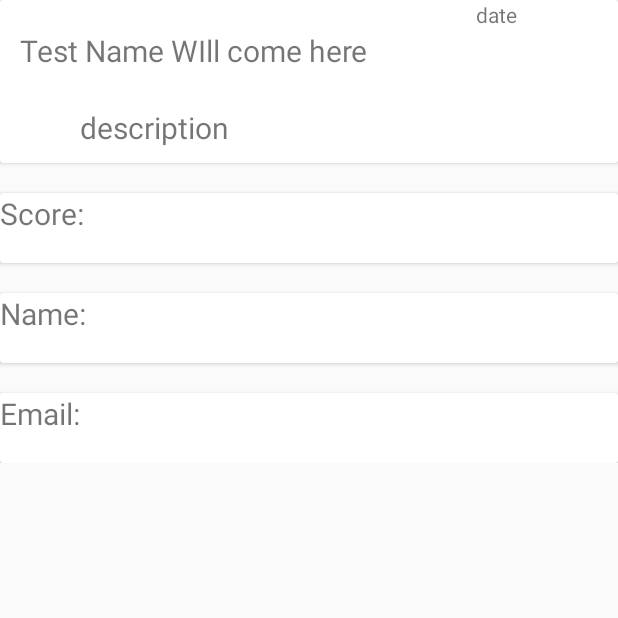
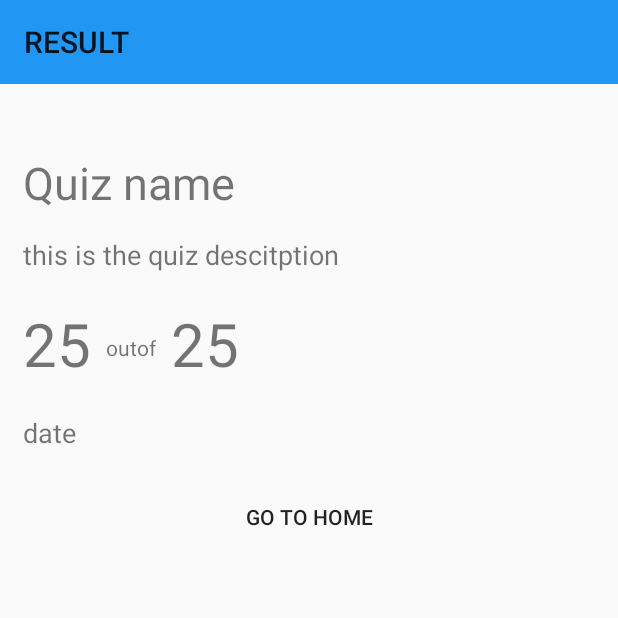
Before and after one commit to viveks77/PocketTest-Client, an Android app: the ResultsActivity screen opened directly, with no data from a screen before it, on a phone screen of 412 x 824 dp, the top half of it. Run offline under Robolectric (Android 15) with nearby library versions, the phone set to English and light mode, and no system bars; Roboto replaces fonts that are not available here; 6 statements that could not run were skipped.

Commit message:
Wired up ResultsActivity.java with server.

```diff
--- a/app/src/main/java/com/example/pockettest/Activites/ResultsActivity.java
+++ b/app/src/main/java/com/example/pockettest/Activites/ResultsActivity.java
@@ -7,29 +7,46 @@ import android.widget.Button;
 import android.widget.RadioButton;
 import android.widget.RadioGroup;
 import android.widget.TextView;
+import android.widget.Toolbar;
 
+import com.example.pockettest.Model.Quiz;
+import com.example.pockettest.Model.UserQuiz;
 import com.example.pockettest.R;
 
 public class ResultsActivity extends AppCompatActivity {
+
+    private Toolbar toolbar;
+    private TextView quiz_name;
+    private TextView quiz_desc;
+    private TextView user_score;
+    private TextView quiz_marks;
+    private TextView given_date;
+    private Button go_to;
+    private Bundle bundle;
+    private Quiz quiz;
+    private UserQuiz userQuiz;
 
     @Override
     protected void onCreate(Bundle savedInstanceState) {
         super.onCreate(savedInstanceState);
         setContentView(R.layout.activity_results);
-        TextView tv;
-        Button btnNext;
-        RadioGroup rg;
-        RadioButton rb1, rb2, rb3,rb4;
 
+        toolbar = findViewById(R.id.result_toolbar);
+        toolbar.setTitle("RESULT");
+        setActionBar(toolbar);
+        quiz_name = findViewById(R.id.result_quiz_name);
+        quiz_desc = findViewById(R.id.result_quiz_desc);
+        quiz_marks = findViewById(R.id.result_quiz_score);
+        user_score = findViewById(R.id.result_user_score);
+        given_date = findViewById(R.id.result_given_date);
 
+        bundle = getIntent().getExtras();
+        quiz = (Quiz) bundle.getSerializable("quiz");
+        userQuiz =  (UserQuiz) bundle.getSerializable("userquiz");
 
-            tv = (TextView) findViewById(R.id.test_question);
-            rb1 = (RadioButton) findViewById(R.id.test_answer_1);
-            rb2 = (RadioButton) findViewById(R.id.test_answer_2);
-            rb3 = (RadioButton) findViewById(R.id.test_answer_3);
-            rb4 =(RadioButton)findViewById(R.id.test_answer_4);
-
-
-
+        quiz_name.setText(quiz.getTitle());
+        quiz_desc.setText(quiz.getDescription());
+        quiz_marks.setText(quiz.getTotal_marks());
+        user_score.setText(userQuiz.getUser_score());
     }
 }
--- a/app/src/main/java/com/example/pockettest/Adapters/OnListAdapter.java
+++ b/app/src/main/java/com/example/pockettest/Adapters/OnListAdapter.java
@@ -11,6 +11,7 @@ import androidx.annotation.NonNull;
 import androidx.recyclerview.widget.RecyclerView;
 
 import com.example.pockettest.Activites.MainTest;
+import com.example.pockettest.Activites.StartTest;
 import com.example.pockettest.Model.Quiz;
 import com.example.pockettest.R;
 
@@ -62,8 +63,8 @@ public class OnListAdapter extends RecyclerView.Adapter<OnListAdapter.OnViewHold
         @Override
         public void onClick(View v) {
             Quiz quiz = quiz_list.get(getAdapterPosition());
-            Intent intent = new Intent(context, MainTest.class);
-            intent.putExtra("Quiz", quiz);
+            Intent intent = new Intent(context, StartTest.class);
+            intent.putExtra("quiz", quiz);
             context.startActivity(intent);
         }
     }
--- a/app/src/main/java/com/example/pockettest/Adapters/UpListAdapter.java
+++ b/app/src/main/java/com/example/pockettest/Adapters/UpListAdapter.java
@@ -11,6 +11,7 @@ import androidx.annotation.NonNull;
 import androidx.recyclerview.widget.RecyclerView;
 
 import com.example.pockettest.Activites.MainActivity;
+import com.example.pockettest.Activites.StartTest;
 import com.example.pockettest.Model.Quiz;
 import com.example.pockettest.R;
 
@@ -63,8 +64,8 @@ public class UpListAdapter extends RecyclerView.Adapter<UpListAdapter.UpViewHold
         @Override
         public void onClick(View v) {
             Quiz quiz = quiz_list.get(getAdapterPosition());
-            Intent intent = new Intent(context, MainActivity.class);
-            intent.putExtra("pk", quiz.getPrimary_key());
+            Intent intent = new Intent(context, StartTest.class);
+            intent.putExtra("quiz", quiz);
             context.startActivity(intent);
         }
     }
--- a/app/src/main/java/com/example/pockettest/Model/Quiz.java
+++ b/app/src/main/java/com/example/pockettest/Model/Quiz.java
@@ -37,7 +37,7 @@ public class Quiz implements Serializable {
     }
 
     public void setTotal_marks(String total_marks) {
-        this.total_marks = "Marks :  " + total_marks;
+        this.total_marks = total_marks;
     }
 
     public String getPrimary_key() {
--- a/app/src/main/res/layout/activity_results.xml
+++ b/app/src/main/res/layout/activity_results.xml
@@ -2,134 +2,85 @@
 <LinearLayout xmlns:android="http://schemas.android.com/apk/res/android"
     xmlns:app="http://schemas.android.com/apk/res-auto"
     android:layout_width="match_parent"
-    android:layout_height="wrap_content"
+    android:layout_height="match_parent"
     android:orientation="vertical">
-
-    <androidx.cardview.widget.CardView
+    <Toolbar
+        android:id="@+id/result_toolbar"
         android:layout_width="match_parent"
         android:layout_height="wrap_content"
-        android:textAlignment="center"
-        android:padding="16dp"
+        android:background="@color/colorPrimary">
+
+    </Toolbar>
+    <RelativeLayout
+        android:layout_width="match_parent"
+        android:layout_height="wrap_content"
+        android:layout_marginTop="20dp"
+        android:layout_marginHorizontal="15dp"
         >
-
-        <RelativeLayout
-            android:layout_width="match_parent"
-            android:layout_height="wrap_content"
-            android:layout_gravity="center">
+            <TextView
+                android:id="@+id/result_quiz_name"
+                android:layout_width="wrap_content"
+                android:layout_height="wrap_content"
+                android:text="Quiz name"
+                android:layout_marginTop="25dp"
+                android:textSize="30sp"
+                />
+            <TextView
+                android:id="@+id/result_quiz_desc"
+                android:layout_width="wrap_content"
+                android:layout_height="wrap_content"
+                android:layout_below="@+id/result_quiz_name"
+                android:textSize="18sp"
+                android:text="this is the quiz descitption "
+                android:layout_marginTop="15dp"/>
 
             <TextView
-                android:id="@+id/test_name"
+                android:id="@+id/result_user_score"
                 android:layout_width="wrap_content"
                 android:layout_height="wrap_content"
-                android:layout_alignParentStart="true"
-                android:layout_alignParentTop="true"
-                android:layout_alignParentEnd="true"
-                android:layout_gravity="center"
-                android:layout_marginStart="11dp"
+                android:layout_below="@+id/result_quiz_desc"
                 android:layout_marginTop="20dp"
-                android:layout_marginEnd="165dp"
-                android:layout_marginBottom="10dp"
-                android:gravity="center"
-                android:text="Test Name WIll come here"
-                android:textAlignment="center"
-                android:textSize="20dp" />
+                android:textSize="40sp"
+                android:text="25"/>
 
             <TextView
-                android:id="@+id/date_score"
+                android:id="@+id/result_placeholder"
                 android:layout_width="wrap_content"
                 android:layout_height="wrap_content"
-                android:layout_alignEnd="@+id/test_name"
-                android:layout_marginEnd="-98dp"
-                android:text="date" />
+                android:layout_toEndOf="@+id/result_user_score"
+                android:layout_below="@+id/result_quiz_desc"
+                android:layout_marginTop="40dp"
+                android:layout_marginLeft="10dp"
+                android:text="outof" />
 
             <TextView
-                android:id="@+id/testdesc_score"
+                android:id="@+id/result_quiz_score"
                 android:layout_width="wrap_content"
                 android:layout_height="wrap_content"
-                android:layout_below="@+id/test_name"
-                android:layout_alignParentStart="true"
-                android:layout_alignParentEnd="true"
-                android:layout_marginStart="53dp"
-                android:layout_marginTop="14dp"
-                android:layout_marginEnd="258dp"
-                android:layout_marginBottom="10dp"
-                android:text="description"
-                android:textSize="20dp" />
+                android:layout_toEndOf="@+id/result_placeholder"
+                android:layout_below="@+id/result_quiz_desc"
+                android:layout_marginTop="20dp"
+                android:layout_marginLeft="10dp"
+                android:text="25"
+                android:textSize="40sp"/>
+            <TextView
+                android:id="@+id/result_given_date"
+                android:layout_width="wrap_content"
+                android:layout_height="wrap_content"
+                android:layout_below="@+id/result_user_score"
+                android:layout_marginTop="20dp"
+                android:textSize="18sp"
+                android:text="date" />
+    </RelativeLayout>
 
-
-        </RelativeLayout>
-    </androidx.cardview.widget.CardView>
-
-    <androidx.cardview.widget.CardView
+    <Button
         android:layout_width="match_parent"
         android:layout_height="wrap_content"
-        android:layout_marginTop="20dp">
-
-        <RelativeLayout
-            android:layout_width="match_parent"
-            android:layout_height="wrap_content">
-
-            <TextView
-                android:id="@+id/scr"
-                android:layout_width="match_parent"
-                android:layout_height="wrap_content"
-                android:textSize="20dp"
-                android:text="Score:"></TextView>
-
-            <TextView
-                android:id="@+id/score"
-                android:layout_width="match_parent"
-                android:layout_height="wrap_content"
-                android:layout_below="@+id/scr"></TextView>
-        </RelativeLayout>
-    </androidx.cardview.widget.CardView>
-
-
-    <androidx.cardview.widget.CardView
-        android:layout_width="match_parent"
-        android:layout_height="wrap_content"
-        android:layout_marginTop="20dp">
-
-        <RelativeLayout
-            android:layout_width="match_parent"
-            android:layout_height="wrap_content">
-
-            <TextView
-                android:id="@+id/use"
-                android:layout_width="match_parent"
-                android:layout_height="wrap_content"
-                android:textSize="20dp"
-                android:text="Name:"></TextView>
-
-            <TextView
-                android:id="@+id/atendee"
-                android:layout_width="match_parent"
-                android:layout_height="wrap_content"
-                android:layout_below="@+id/use"></TextView>
-        </RelativeLayout>
-    </androidx.cardview.widget.CardView>
-    <androidx.cardview.widget.CardView
-        android:layout_width="match_parent"
-        android:layout_height="wrap_content"
-        android:layout_marginTop="20dp">
-
-        <RelativeLayout
-            android:layout_width="match_parent"
-            android:layout_height="wrap_content">
-
-            <TextView
-                android:id="@+id/useemail"
-                android:layout_width="match_parent"
-                android:layout_height="wrap_content"
-                android:textSize="20dp"
-                android:text="Email:"></TextView>
-
-            <TextView
-                android:id="@+id/score_email"
-                android:layout_width="match_parent"
-                android:layout_height="wrap_content"
-                android:layout_below="@+id/useemail"></TextView>
-        </RelativeLayout>
-    </androidx.cardview.widget.CardView>
+        android:layout_gravity="bottom"
+        android:layout_marginTop="20dp"
+        android:layout_marginBottom="5dp"
+        android:background="@drawable/button_shape"
+        android:text="GO TO HOME"
+        />
 
 </LinearLayout>
```
Also changed, not shown: app/src/main/java/com/example/pockettest/Activites/MainTest.java (+18 -1 lines), app/src/main/java/com/example/pockettest/Activites/StartTest.java (+48 -1 lines), app/src/main/java/com/example/pockettest/Model/UserQuiz.java (added, +37 -0 lines), app/src/main/res/layout/activity_start_test.xml (+5 -6 lines).
